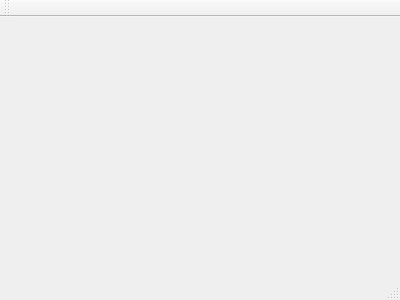
vovaprog/screensavers, file programs/fractal_flame_ui/mainwindow.ui: the form before one commit.
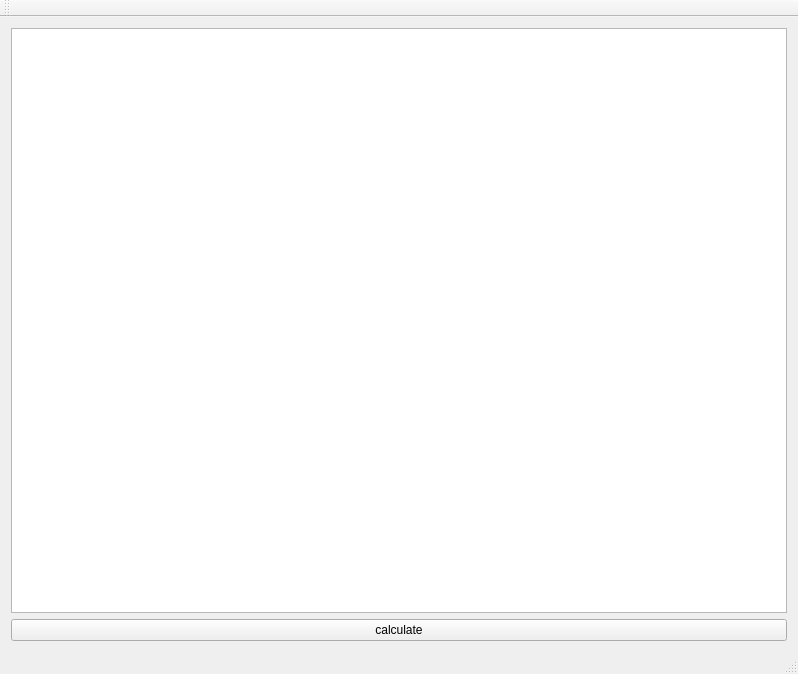
The form after the commit.

Patch:
```diff
--- a/programs/fractal_flame_ui/mainwindow.ui
+++ b/programs/fractal_flame_ui/mainwindow.ui
@@ -1,24 +1,62 @@
 <ui version="4.0">
  <class>MainWindow</class>
- <widget class="QMainWindow" name="MainWindow" >
-  <property name="geometry" >
+ <widget class="QMainWindow" name="MainWindow">
+  <property name="geometry">
    <rect>
     <x>0</x>
     <y>0</y>
-    <width>400</width>
-    <height>300</height>
+    <width>798</width>
+    <height>674</height>
    </rect>
   </property>
   <property name="windowTitle" >
    <string>MainWindow</string>
   </property>
-  <widget class="QMenuBar" name="menuBar" />
-  <widget class="QToolBar" name="mainToolBar" />
-  <widget class="QWidget" name="centralWidget" />
-  <widget class="QStatusBar" name="statusBar" />
+  <widget class="QWidget" name="centralWidget">
+   <layout class="QVBoxLayout" name="verticalLayout">
+    <item>
+     <widget class="QGraphicsView" name="mainGraphicsView">
+      <property name="backgroundBrush">
+       <brush brushstyle="SolidPattern">
+        <color alpha="255">
+         <red>0</red>
+         <green>0</green>
+         <blue>0</blue>
+        </color>
+       </brush>
+      </property>
+     </widget>
+    </item>
+    <item>
+     <widget class="QPushButton" name="butCalculateFlame">
+      <property name="text">
+       <string>calculate</string>
+      </property>
+     </widget>
+    </item>
+   </layout>
+  </widget>
+  <widget class="QMenuBar" name="menuBar">
+   <property name="geometry">
+    <rect>
+     <x>0</x>
+     <y>0</y>
+     <width>798</width>
+     <height>25</height>
+    </rect>
+   </property>
+  </widget>
+  <widget class="QToolBar" name="mainToolBar">
+   <attribute name="toolBarArea">
+    <enum>TopToolBarArea</enum>
+   </attribute>
+   <attribute name="toolBarBreak">
+    <bool>false</bool>
+   </attribute>
+  </widget>
+  <widget class="QStatusBar" name="statusBar"/>
  </widget>
- <layoutDefault spacing="6" margin="11" />
- <pixmapfunction></pixmapfunction>
+ <layoutdefault spacing="6" margin="11"/>
  <resources/>
  <connections/>
 </ui>
```
Left out of the diff: 3 changed lines with no effect on the pictures.
